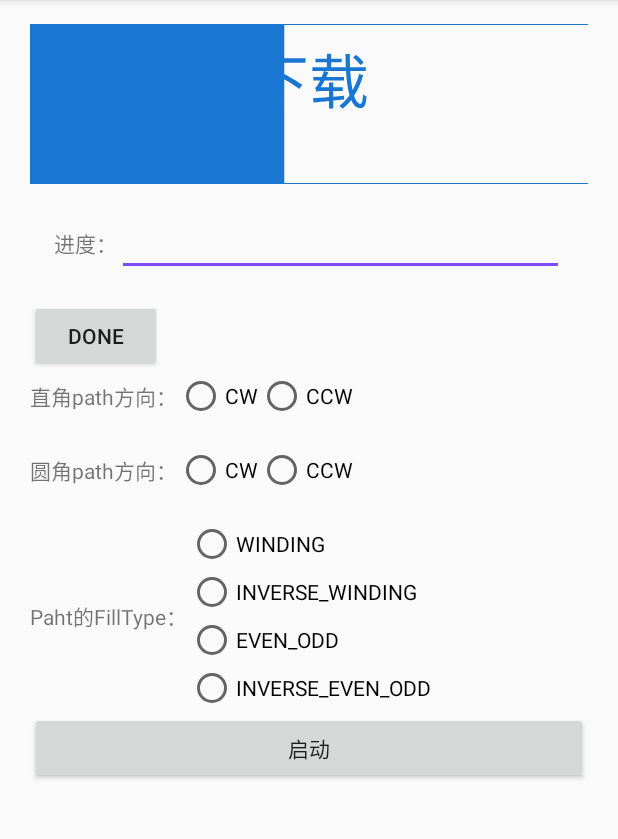
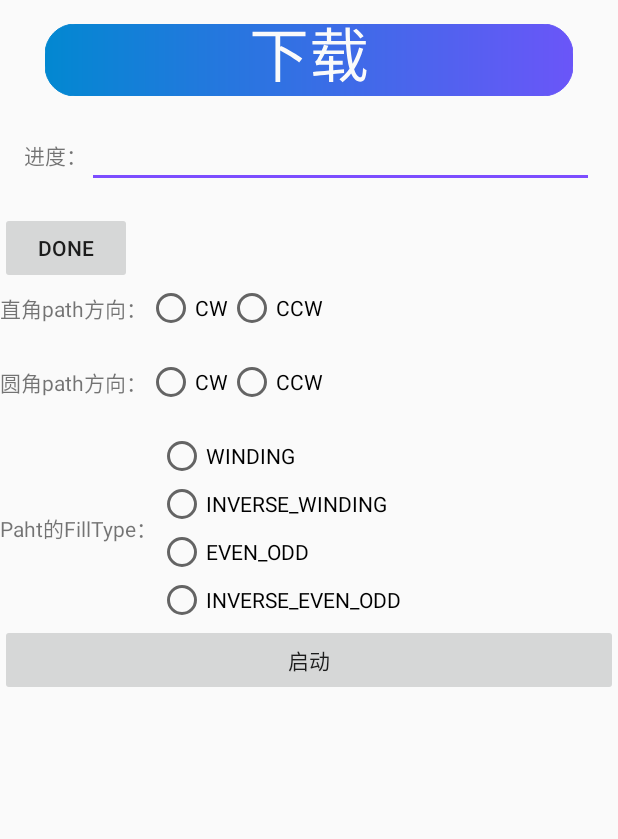
Before and after one commit to ShaqCc/IndicateProgress, an Android app: the screen it shows after launch (MainActivity), after a tap on "启动", on a phone screen of 412 x 824 dp, the part 84-923 px from its top. Run offline under Robolectric (Android 15) with nearby library versions, the phone set to English and light mode, and no system bars.

Commit message:
修正text位置

```diff
--- a/app/src/main/AndroidManifest.xml
+++ b/app/src/main/AndroidManifest.xml
@@ -5,6 +5,7 @@
     <application
         android:allowBackup="true"
         android:icon="@mipmap/ic_launcher"
+        android:hardwareAccelerated="false"
         android:label="@string/app_name"
         android:roundIcon="@mipmap/ic_launcher_round"
         android:supportsRtl="true"
--- a/app/src/main/java/com/bayin/indicateprogress/MainActivity.java
+++ b/app/src/main/java/com/bayin/indicateprogress/MainActivity.java
@@ -31,7 +31,7 @@ public class MainActivity extends AppCompatActivity {
                     p = p + 1;
                     mIndicateProgress.setProgress(p);
                     if (p < 100)
-                        sendEmptyMessageDelayed(1, 50);
+                        sendEmptyMessageDelayed(1, 10);
                     break;
                 case 0:
                     //停止
--- a/app/src/main/java/com/bayin/indicateprogress/lib/IndicateProgress.java
+++ b/app/src/main/java/com/bayin/indicateprogress/lib/IndicateProgress.java
@@ -4,8 +4,12 @@ import android.content.Context;
 import android.content.res.TypedArray;
 import android.graphics.Canvas;
 import android.graphics.Color;
+import android.graphics.ColorFilter;
+import android.graphics.LinearGradient;
 import android.graphics.Paint;
 import android.graphics.Path;
+import android.graphics.Shader;
+import android.os.health.PackageHealthStats;
 import android.support.annotation.Nullable;
 import android.util.AttributeSet;
 import android.util.Log;
@@ -39,6 +43,7 @@ public class IndicateProgress extends View {
     private int mScreenWidth;
     private int mScreenHeight;
     private int defaultHeight = 160;
+    private int corner = 30;
 
     /**
      * 按钮的风格
@@ -142,8 +147,8 @@ public class IndicateProgress extends View {
         super.onDraw(canvas);
         //画背景边框
         mBackgroundPaint.setStyle(Paint.Style.STROKE);
-        mBackgroundPaint.setStrokeWidth(2);
-        canvas.drawRoundRect(0, 0, mViewWidth, mViewHeight, 16, 16, mBackgroundPaint);
+        mBackgroundPaint.setStrokeWidth(1);
+        canvas.drawRoundRect(0, 0, getMeasuredWidth(), getMeasuredHeight(), corner, corner, mBackgroundPaint);
         //获取文字path
         String string = "";
         switch (mState) {
@@ -162,17 +167,28 @@ public class IndicateProgress extends View {
                 break;
         }
         Log.d(TAG, "文字：" + string);
-        mTextPaint.getTextPath(string, 0, string.length(), mViewWidth / 2, mViewHeight / 2, mPath);
-//        canvas.drawText(string, 0, string.length(), mViewWidth / 2, mViewHeight / 2, mTextPaint);
+        //矫正text位置
+        Paint.FontMetrics fontMetrics = mTextPaint.getFontMetrics();
+        float offset = (fontMetrics.descent - fontMetrics.ascent) / 4;
+        mTextPaint.getTextPath(string, 0, string.length(), getMeasuredWidth() / 2, getMeasuredHeight() / 2 + offset, mPath);
         //添加实心矩形path
         float progress = Utils.div(mProgress, mTotal);
         float rectWidth = progress * mViewWidth;
+
+        //裁剪画布
+        Path path = new Path();
+        path.addRoundRect(0, 0, getMeasuredWidth(), getMeasuredHeight(), corner, corner, path_2_Direction);
+        canvas.clipPath(path);
+
         Log.d(TAG, "矩形宽度：" + rectWidth);
-        mPath.addRect(0, 0, rectWidth, mViewHeight, path_1_Direction);
-        mPath.addRoundRect(0, 0, rectWidth, mViewHeight, 16, 16, path_2_Direction);
+        mPath.addRect(0, 0, rectWidth, getMeasuredHeight(), path_1_Direction);
+//        mPath.addRoundRect(0, 0, rectWidth, mViewHeight, 16, 16, path_2_Direction);
         mPath.setFillType(path_type);
+        mBackgroundPaint.setShader(new LinearGradient(0, getMeasuredHeight() / 2, rectWidth, getMeasuredHeight() / 2,
+                Color.parseColor("#0288D1"), Color.parseColor("#7C4DFF"), Shader.TileMode.CLAMP));
         mBackgroundPaint.setStyle(Paint.Style.FILL);
         canvas.drawPath(mPath, mBackgroundPaint);
+
     }
 
     private Path.Direction path_1_Direction = Path.Direction.CW;
@@ -187,7 +203,8 @@ public class IndicateProgress extends View {
 
     @Override
     protected void onMeasure(int widthMeasureSpec, int heightMeasureSpec) {
-        super.onMeasure(widthMeasureSpec, heightMeasureSpec);
-        setMeasuredDimension(mViewWidth, mViewHeight);
+        int width = MeasureSpec.makeMeasureSpec(MeasureSpec.getSize(widthMeasureSpec), MeasureSpec.AT_MOST);
+        int height = MeasureSpec.makeMeasureSpec(MeasureSpec.getSize(heightMeasureSpec), MeasureSpec.AT_MOST);
+        super.onMeasure(width, height);
     }
 }
--- a/app/src/main/res/layout/activity_main.xml
+++ b/app/src/main/res/layout/activity_main.xml
@@ -6,16 +6,16 @@
     xmlns:tools="http://schemas.android.com/tools"
     android:layout_width="match_parent"
     android:layout_height="match_parent"
-    android:layout_marginLeft="20dp"
-    android:layout_marginRight="20dp"
     tools:context="com.bayin.indicateprogress.MainActivity">
 
     <com.bayin.indicateprogress.lib.IndicateProgress
         android:id="@+id/indicateProgress"
         android:layout_width="match_parent"
         android:layout_marginTop="16dp"
+        android:layout_marginLeft="30dp"
+        android:layout_marginRight="30dp"
         android:layout_gravity="center_horizontal"
-        android:layout_height="wrap_content"
+        android:layout_height="48dp"
         android:text="Hello World!"
         app:IndicateTextColor="@color/primary_text"
         app:IndicateBackground="@color/colorPrimaryDark"
```
